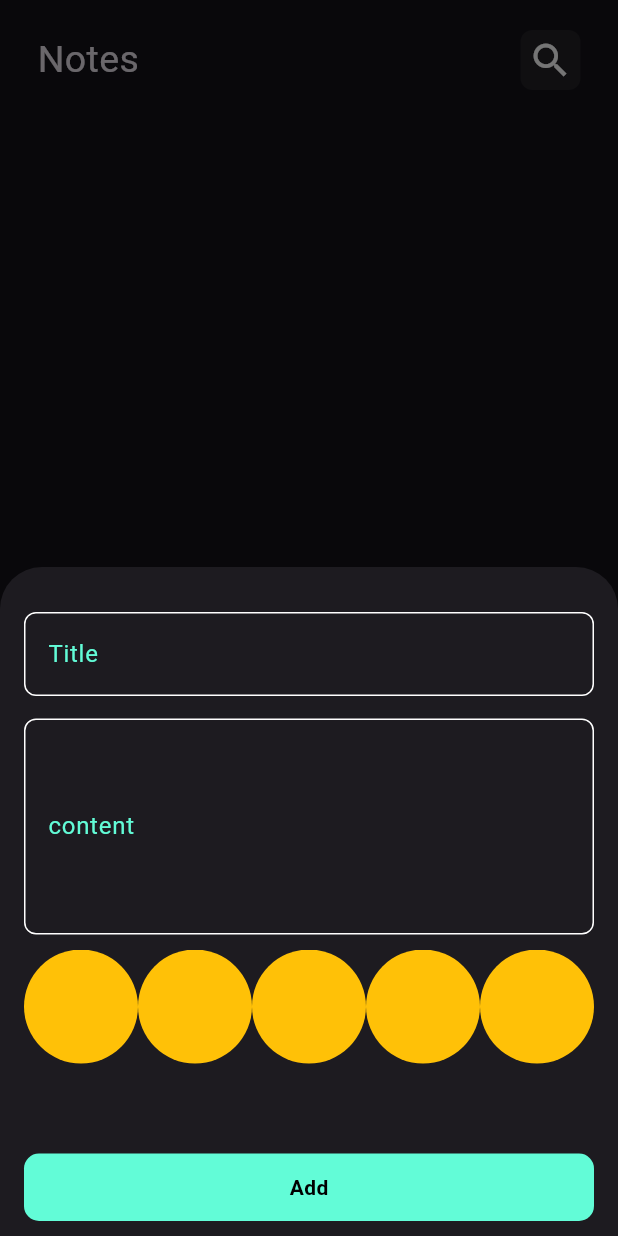
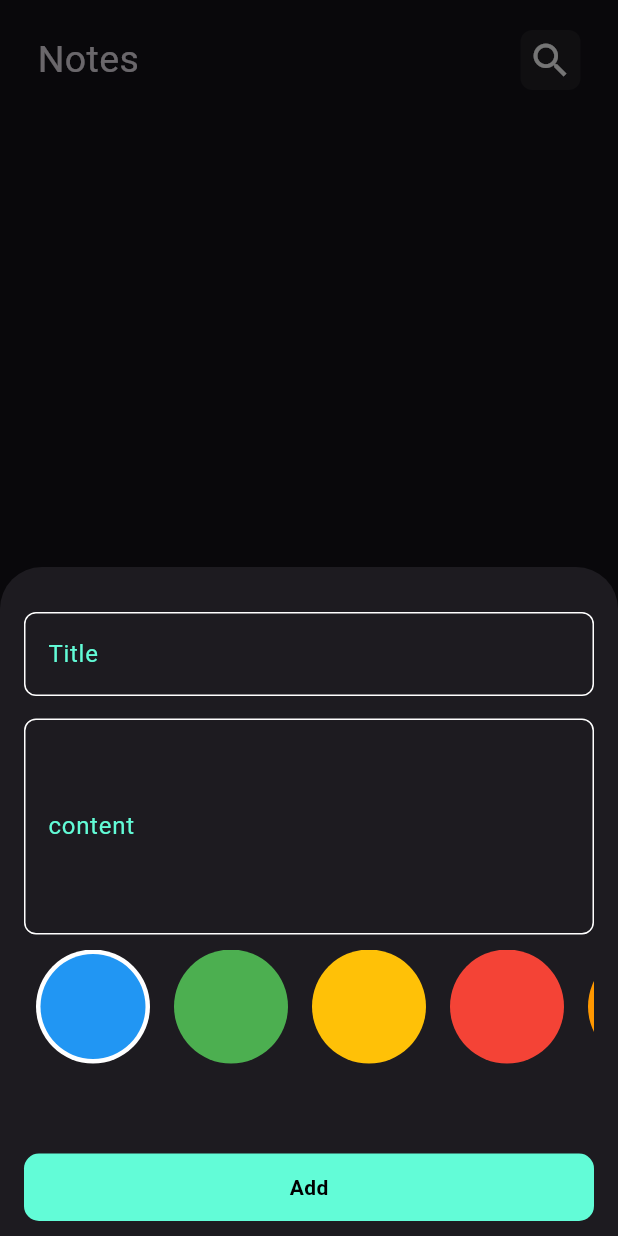
Before and after one commit to ghazalmhnna13-gif/notes_app, a Flutter app: the screen it shows after launch, after a tap on the "add" icon, on a phone screen of 412 x 824 dp. Run offline on Flutter 3.47's test engine with Material 3 defaults, Android fonts, the phone set to English and light mode, and no system bars; our stand-ins replace bloc, flutter_bloc, hive, hive_flutter; accounts and stored records are empty.

Commit message:
colors list view part 2

```diff
--- a/lib/views/notes_view.dart
+++ b/lib/views/notes_view.dart
@@ -1,7 +1,5 @@
 import 'package:flutter/material.dart';
-import 'package:flutter_bloc/flutter_bloc.dart';
 import 'package:music_notes_player_app_setup/const/notes_const.dart';
-import 'package:music_notes_player_app_setup/cubit/notes_cubit/notes_cubit.dart';
 import 'package:music_notes_player_app_setup/widgets/add_note_bottom_sheet.dart';
 import 'package:music_notes_player_app_setup/widgets/notes_views_body.dart';
 
--- a/lib/widgets/colors_list_view.dart
+++ b/lib/widgets/colors_list_view.dart
@@ -1,18 +1,41 @@
 import 'package:flutter/cupertino.dart';
+import 'package:flutter/material.dart';
 import 'package:music_notes_player_app_setup/widgets/custom_color_item.dart';
 
-class ColorsListView extends StatelessWidget {
+class ColorsListView extends StatefulWidget {
   const ColorsListView({super.key});
 
   @override
+  State<ColorsListView> createState() => _ColorsListViewState();
+}
+
+class _ColorsListViewState extends State<ColorsListView> {
+  int currentIndex = 0;
+  List<Color> colors =const [
+    Colors.blue,
+    Colors.green,
+    Colors.amber,
+    Colors.red,
+    Colors.orange,
+  ];
+  @override
   Widget build(BuildContext context) {
     return SizedBox(
-      height: 38*2,
+      height: 38 * 2,
       child: ListView.builder(
           scrollDirection: Axis.horizontal,
-          itemCount: 10,
+          itemCount: colors.length,
           itemBuilder: (context, index) {
-            return const ColorItem();
+            return GestureDetector(
+              onTap: () {
+                currentIndex = index;
+                setState(() {});
+              },
+              child: ColorItem(
+                isActive: currentIndex == index,
+                color: colors[index],
+              ),
+            );
           }),
     );
   }
--- a/lib/widgets/custom_color_item.dart
+++ b/lib/widgets/custom_color_item.dart
@@ -1,14 +1,27 @@
-import 'package:flutter/cupertino.dart';
 import 'package:flutter/material.dart';
 
 class ColorItem extends StatelessWidget {
-  const ColorItem({super.key});
+  final bool isActive;
+  final Color color;
+  const ColorItem({super.key, required this.isActive, required this.color});
 
   @override
   Widget build(BuildContext context) {
-    return const CircleAvatar(
-      backgroundColor: Colors.amber,
-      maxRadius: 38,
+    return Padding(
+      padding: const EdgeInsets.symmetric(horizontal: 8.0),
+      child: isActive
+          ? CircleAvatar(
+              backgroundColor: Colors.white,
+              maxRadius: 38,
+              child: CircleAvatar(
+                backgroundColor: color,
+                maxRadius: 35,
+              ),
+            )
+          : CircleAvatar(
+              backgroundColor: color,
+              maxRadius: 38,
+            ),
     );
   }
 }
```
